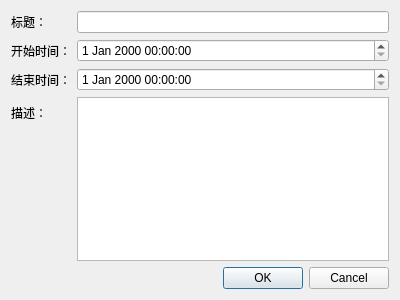
Old version of the form eventdialog.ui in the repository Ciky03/QT_finallab2.
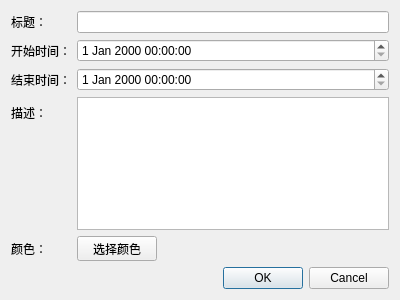
New version of the form.

Diff of the .ui file:
```diff
--- a/eventdialog.ui
+++ b/eventdialog.ui
@@ -56,6 +56,43 @@
      <item row="3" column="1">
       <widget class="QTextEdit" name="descriptionTextEdit"/>
      </item>
+     <item row="4" column="0">
+      <widget class="QLabel" name="label_5">
+       <property name="text">
+        <string>颜色：</string>
+       </property>
+      </widget>
+     </item>
+     <item row="4" column="1">
+      <layout class="QHBoxLayout" name="horizontalLayout">
+       <item>
+        <widget class="QPushButton" name="colorButton">
+         <property name="minimumSize">
+          <size>
+           <width>80</width>
+           <height>25</height>
+          </size>
+         </property>
+         <property name="text">
+          <string>选择颜色</string>
+         </property>
+        </widget>
+       </item>
+       <item>
+        <spacer name="horizontalSpacer">
+         <property name="orientation">
+          <enum>Qt::Horizontal</enum>
+         </property>
+         <property name="sizeHint" stdset="0">
+          <size>
+           <width>40</width>
+           <height>20</height>
+          </size>
+         </property>
+        </spacer>
+       </item>
+      </layout>
+     </item>
     </layout>
    </item>
    <item>
```
